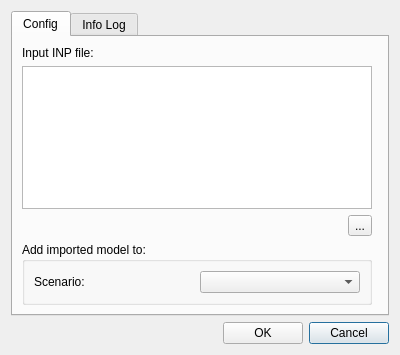
Before: the Qt Designer form core/ui/toolbars/utilities/import_inp.ui in ibergis/ibergis_qgis_plugin, drawn with Qt 5.
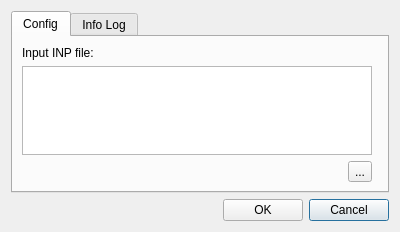
After: the same form once the commit is applied.

Commit message: Remove sector from import INP dialog

What changed in the file:
```diff
--- a/core/ui/toolbars/utilities/import_inp.ui
+++ b/core/ui/toolbars/utilities/import_inp.ui
@@ -7,7 +7,7 @@
     <x>0</x>
     <y>0</y>
     <width>400</width>
-    <height>355</height>
+    <height>232</height>
    </rect>
   </property>
   <property name="windowTitle">
@@ -65,14 +65,17 @@
        <string>Config</string>
       </attribute>
       <layout class="QGridLayout" name="gridLayout_4">
-       <item row="0" column="0" colspan="2">
-        <widget class="QLabel" name="lbl_input_file">
+       <item row="3" column="0" alignment="Qt::AlignRight">
+        <widget class="QToolButton" name="btn_push_inp_input_file">
          <property name="text">
-          <string>Input INP file:</string>
+          <string>...</string>
          </property>
         </widget>
        </item>
-       <item row="9" column="0">
+       <item row="1" column="0">
+        <widget class="QTextEdit" name="data_inp_input_file"/>
+       </item>
+       <item row="8" column="0">
         <spacer name="verticalSpacer">
          <property name="orientation">
           <enum>Qt::Vertical</enum>
@@ -85,35 +88,13 @@
          </property>
         </spacer>
        </item>
-       <item row="5" column="0">
-        <widget class="QGroupBox" name="groupBox">
-         <property name="title">
-          <string>Add imported model to:</string>
-         </property>
-         <layout class="QGridLayout" name="gridLayout" columnstretch="0,0">
-          <item row="0" column="0">
-           <widget class="QLabel" name="lbl_scenario">
-            <property name="text">
-             <string>Scenario:</string>
-            </property>
-           </widget>
-          </item>
-          <item row="0" column="1">
-           <widget class="QComboBox" name="cmb_scenario"/>
-          </item>
-         </layout>
-        </widget>
-       </item>
-       <item row="3" column="0" alignment="Qt::AlignRight">
-        <widget class="QToolButton" name="btn_push_inp_input_file">
+       <item row="0" column="0" colspan="2">
+        <widget class="QLabel" name="lbl_input_file">
          <property name="text">
-          <string>...</string>
+          <string>Input INP file:</string>
          </property>
         </widget>
        </item>
-       <item row="1" column="0">
-        <widget class="QTextEdit" name="data_inp_input_file"/>
-       </item>
       </layout>
      </widget>
      <widget class="QWidget" name="tab_infolog">
```
